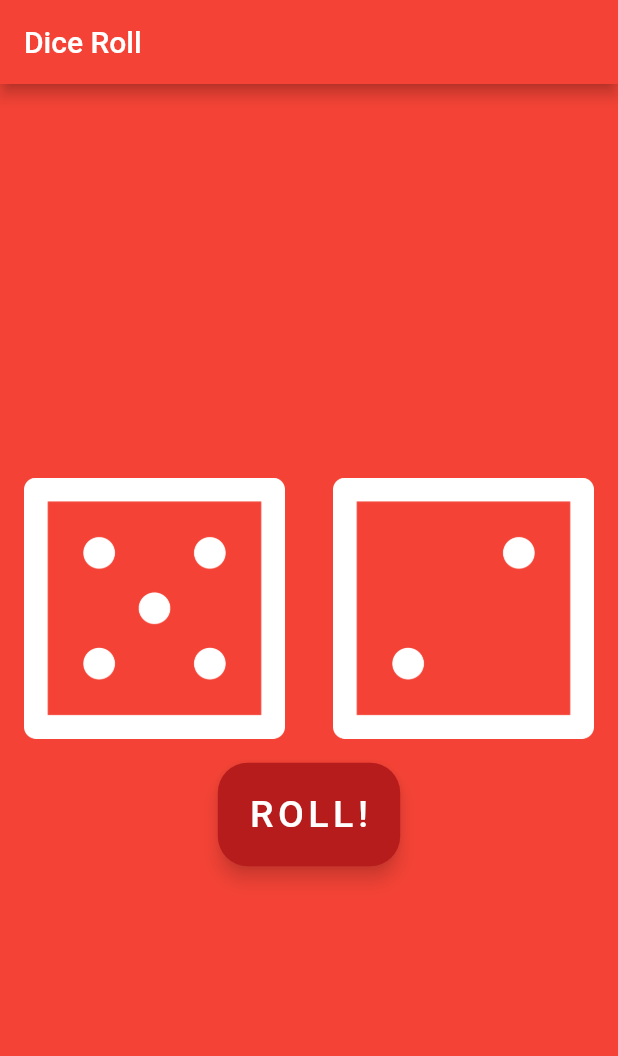
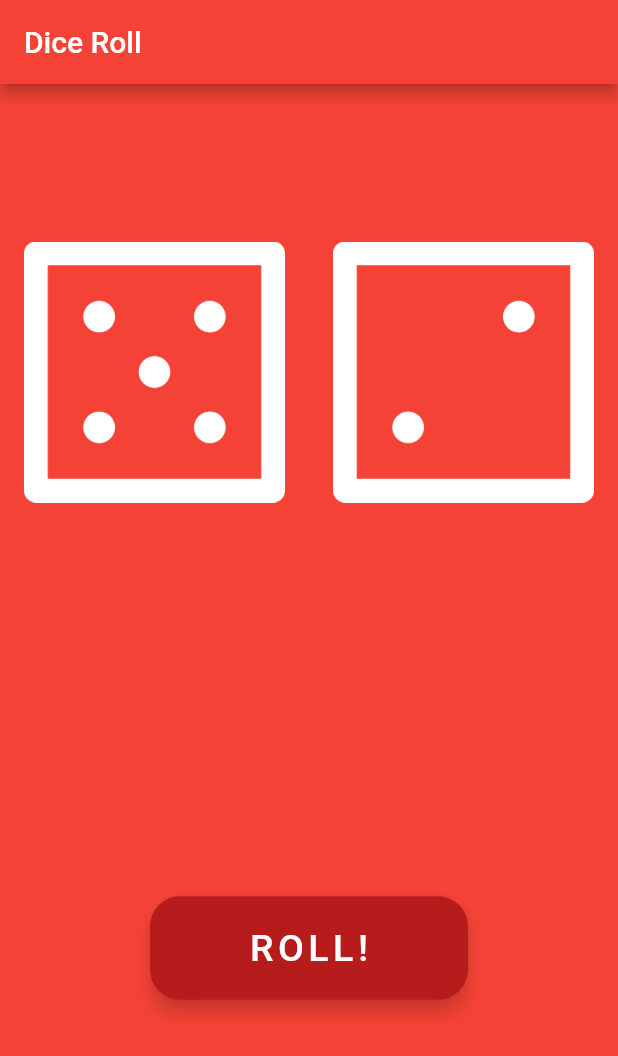
Before and after one commit to mdkamrulislam-web/dice_roll_flutter, a Flutter app: the screen it shows after launch, on a phone screen of 412 x 824 dp. Shown: the top 1056 px of the screen. Run offline on Flutter 3.47's test engine with Material 2 defaults, Android fonts, the phone set to English and light mode, and no system bars.

Commit message:
Initial Commit

```diff
--- a/lib/main.dart
+++ b/lib/main.dart
@@ -36,37 +36,32 @@ class _DicePageState extends State<DicePage> {
     return Column(
       mainAxisAlignment: MainAxisAlignment.center,
       children: <Widget>[
-        Row(
+        Expanded(
+          child: Row(
             children: <Widget>[
               Expanded(
-              child: TextButton(
-                onPressed: () {
-                  setState(() {
-                    //changeDiceFace(); //Function Call
-                  });
-                },
                 child: Padding(
-                  padding: const EdgeInsets.all(8.0),
+                  padding: const EdgeInsets.all(16.0),
                   child: Image.asset('images/dice$leftDiceNumber.png'),
                 ),
               ),
-            ),
               Expanded(
-              child: TextButton(
-                onPressed: () {
-                  setState(() {
-                    //changeDiceFace(); //Function Call
-                  });
-                },
                 child: Padding(
-                  padding: const EdgeInsets.all(8.0),
+                  padding: const EdgeInsets.all(16.0),
                   child: Image.asset('images/dice$rightDiceNumber.png'),
-                ),
                 ),
               ),
             ],
           ),
-        ElevatedButton(
+        ),
+        Expanded(
+          child: Row(
+            children: [
+              Expanded(
+                child: Padding(
+                  padding: const EdgeInsets.only(
+                      left: 100.0, top: 20.0, right: 100.0, bottom: 20.0),
+                  child: ElevatedButton(
                     style: ElevatedButton.styleFrom(
                       primary: Colors.red[900],
                       shadowColor: Colors.red[500],
@@ -90,6 +85,11 @@ class _DicePageState extends State<DicePage> {
                       ),
                     ),
                   ),
+                ),
+              ),
+            ],
+          ),
+        ),
       ],
     );
   }
```
Also changed, not shown: 19 other files. Lines whose indentation alone changed are shown as unchanged.
